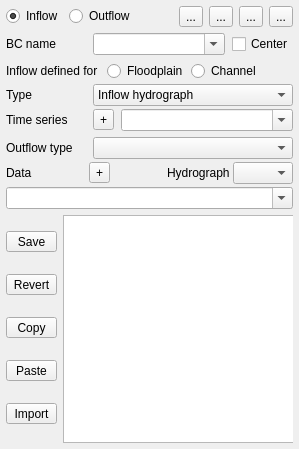
Before: the Qt Designer form flo2d/ui/bc_editor.ui in FLO-2DSoftware/qgis-flo-2d-plugin, drawn with Qt 5.
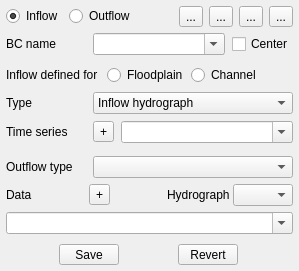
After: the same form once the commit is applied. Icons and pictures are not drawn.

Commit message: bc table, grid info tool moved to their own docks

What changed in the file:
```diff
--- a/flo2d/ui/bc_editor.ui
+++ b/flo2d/ui/bc_editor.ui
@@ -7,7 +7,7 @@
     <x>0</x>
     <y>0</y>
     <width>299</width>
-    <height>449</height>
+    <height>271</height>
    </rect>
   </property>
   <property name="minimumSize">
@@ -529,26 +529,8 @@
     </widget>
    </item>
    <item>
-    <widget class="QFrame" name="table_frame">
-     <property name="sizePolicy">
-      <sizepolicy hsizetype="MinimumExpanding" vsizetype="MinimumExpanding">
-       <horstretch>0</horstretch>
-       <verstretch>0</verstretch>
-      </sizepolicy>
-     </property>
-     <property name="frameShape">
-      <enum>QFrame::NoFrame</enum>
-     </property>
-     <property name="frameShadow">
-      <enum>QFrame::Raised</enum>
-     </property>
-     <layout class="QHBoxLayout" name="horizontalLayout_7">
-      <property name="margin">
-       <number>0</number>
-      </property>
-      <item>
-       <layout class="QVBoxLayout" name="verticalLayout_4">
-        <property name="rightMargin">
+    <layout class="QHBoxLayout" name="horizontalLayout_8">
+     <property name="bottomMargin">
          <number>0</number>
         </property>
         <item>
@@ -577,71 +559,7 @@
           </property>
          </widget>
         </item>
-        <item>
-         <widget class="QToolButton" name="copy_btn">
-          <property name="maximumSize">
-           <size>
-            <width>60</width>
-            <height>16777215</height>
-           </size>
-          </property>
-          <property name="text">
-           <string>Copy</string>
-          </property>
-         </widget>
-        </item>
-        <item>
-         <widget class="QToolButton" name="paste_btn">
-          <property name="maximumSize">
-           <size>
-            <width>60</width>
-            <height>16777215</height>
-           </size>
-          </property>
-          <property name="text">
-           <string>Paste</string>
-          </property>
-         </widget>
-        </item>
-        <item>
-         <widget class="QToolButton" name="import_data_btn">
-          <property name="maximumSize">
-           <size>
-            <width>60</width>
-            <height>16777215</height>
-           </size>
-          </property>
-          <property name="text">
-           <string>Import</string>
-          </property>
-         </widget>
-        </item>
-       </layout>
-      </item>
-      <item>
-       <widget class="QTableView" name="bc_tview">
-        <property name="sizePolicy">
-         <sizepolicy hsizetype="MinimumExpanding" vsizetype="Expanding">
-          <horstretch>0</horstretch>
-          <verstretch>0</verstretch>
-         </sizepolicy>
-        </property>
-        <property name="minimumSize">
-         <size>
-          <width>250</width>
-          <height>0</height>
-         </size>
-        </property>
-        <property name="maximumSize">
-         <size>
-          <width>500</width>
-          <height>16777215</height>
-         </size>
-        </property>
-       </widget>
-      </item>
-     </layout>
-    </widget>
+    </layout>
    </item>
   </layout>
  </widget>
```
Lines whose indentation alone changed are shown as unchanged. The commit also changes 10 other files.
